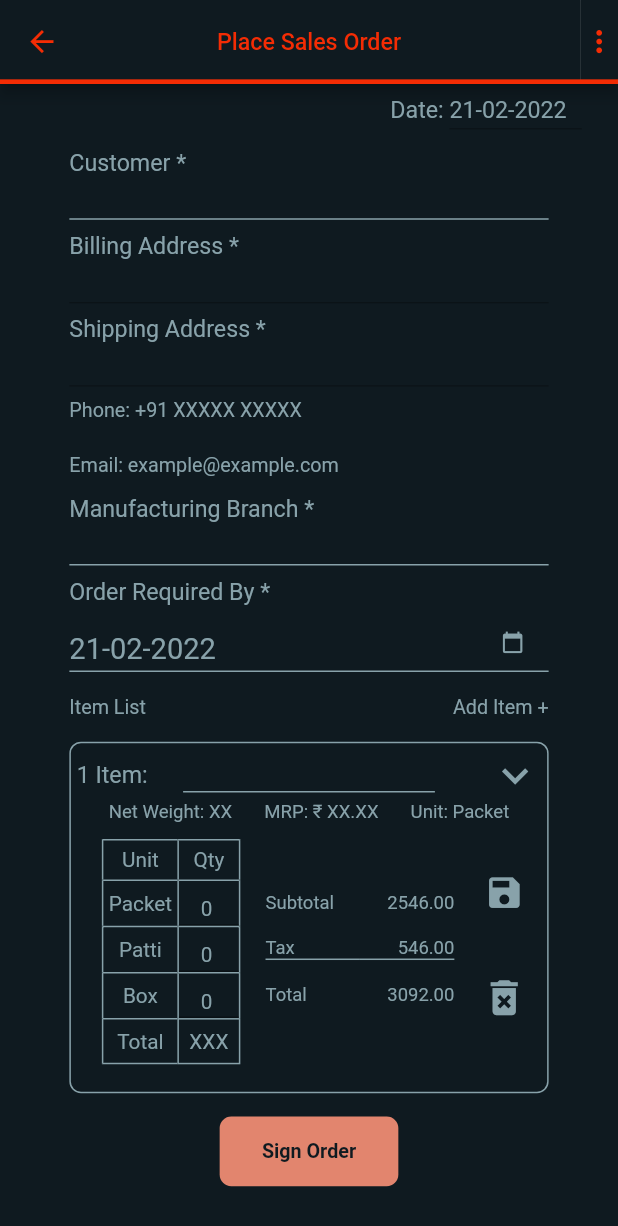
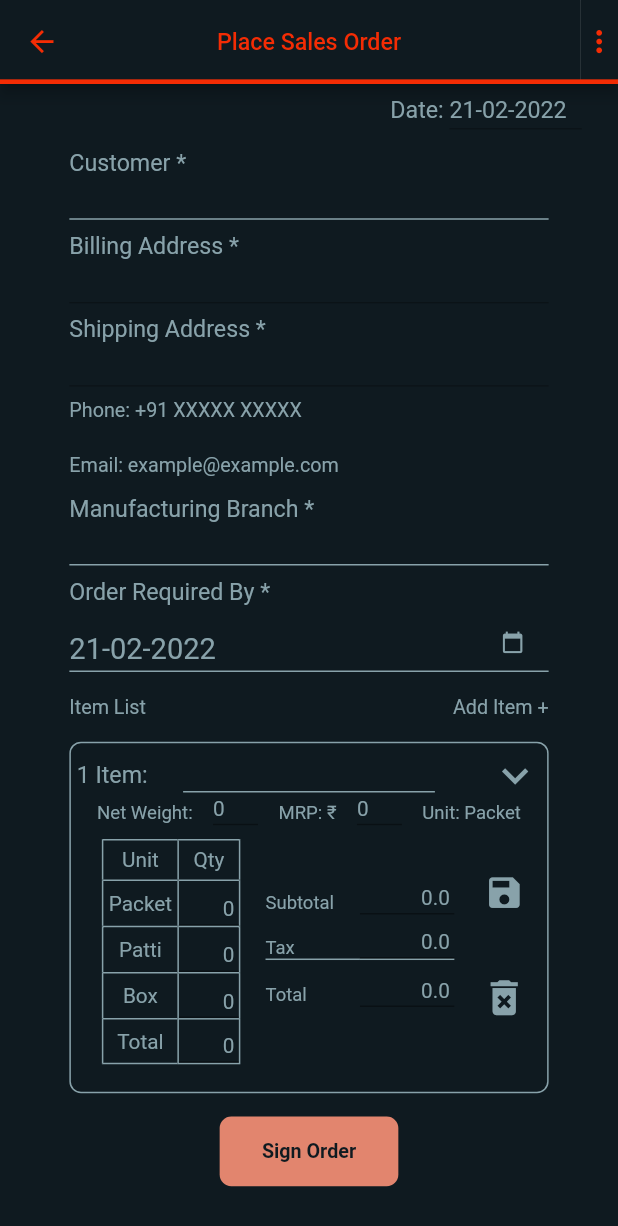
Before and after one commit to Princekumar-Mehta/Flutter_Internship, a Flutter app: the screen it shows after launch, after a tap on "Add Item +", after a tap on the "save" icon, on a phone screen of 412 x 824 dp. Shown: the top 1226 px of the screen. Run offline on Flutter 3.47's test engine with Material 2 defaults, Android fonts, the phone set to English and light mode, and no system bars; drawn by our look-alikes of flutter_form_builder, flutter_typeahead; our stand-ins replace image_picker, sqflite; missing offline and left inert: mailer, syncfusion_flutter_pdf; accounts and stored records are empty.

Commit message:
pdf api solved, delete, save item

```diff
--- a/lib/Database/database_helper.dart
+++ b/lib/Database/database_helper.dart
@@ -240,6 +240,17 @@ class DatabaseHelper {
     return ItemList;
   }
 
+  Future<List<Item>> getItem(String item_Name) async {
+    Database db = await instance.database;
+    List<Map<String, dynamic>> items =
+        await db.rawQuery("SELECT * FROM items where item_Name = '$item_Name'");
+    List<Item> ItemList =
+        items.isNotEmpty ? items.map((c) => Item.fromMap((c))).toList() : [];
+    // print("hello db class contant");
+    // print(Customer_BranchList);
+    return ItemList;
+  }
+
   Future<bool> isItemTableContainData() async {
     Database db = await instance.database;
     var customers = await db.query('items');
--- a/lib/Database/db_item.dart
+++ b/lib/Database/db_item.dart
@@ -20,6 +20,12 @@ class Database_Item {
     print(item_names);
   }
 
+  Future<Item> get_Item(String item_name) async {
+    final items = await DatabaseHelper.instance
+        .getItem(item_name); // 0 for bill type, 1 ship type
+    return items[0];
+  }
+
   static insertData() async {
     bool isData = await DatabaseHelper.instance.isItemTableContainData();
     if (isData == false) {
--- a/lib/Database/order.dart
+++ b/lib/Database/order.dart
@@ -1,13 +1,23 @@
+import 'package:flutter/material.dart';
+import 'package:flutter/services.dart';
+import 'package:project_v3/Extras/myColors.dart';
+import 'package:project_v3/Extras/myScreen.dart';
 import 'package:project_v3/Extras/myTypeAhead.dart';
+
+import 'db_item.dart';
+import 'item.dart';
 
 class Order {
   List<MyTypeAhead>? item_name;
-  List<String>? packet;
-  List<String>? patti;
-  List<String>? box;
-  List<String>? price;
-  List<String>? total;
-  List<String>? tax;
+  List<TextEditingController>? packet;
+  List<TextEditingController>? patti;
+  List<TextEditingController>? box;
+  List<TextEditingController>? price;
+  List<TextEditingController>? netWeight;
+  List<TextEditingController>? subTotal;
+  List<TextEditingController>? total;
+  List<TextEditingController>? totalItem;
+  List<TextEditingController>? tax;
   int? counter;
 
   Order() {
@@ -17,7 +27,10 @@ class Order {
     patti = [];
     box = [];
     price = [];
+    netWeight = [];
+    subTotal = [];
     total = [];
+    totalItem = [];
     tax = [];
   }
   print_order() {
@@ -29,7 +42,10 @@ class Order {
         'patti': patti![i],
         'box': box![i],
         'price': price![i],
+        'netWeight': netWeight![i],
+        'subTotal': subTotal![i],
         'total': total![i],
+        'totalItem': totalItem![i],
         'tax': tax![i],
       };
       my_order.add({
@@ -39,4 +55,90 @@ class Order {
     }
     print(my_order);
   }
+
+  giveTextFormField(mycontroller, context,
+      {isEditable = true, myAlign = TextAlign.right}) {
+    return TextFormField(
+      keyboardType: TextInputType.number,
+      inputFormatters: [
+        FilteringTextInputFormatter.digitsOnly,
+      ],
+      controller: mycontroller,
+      onChanged: (value) {},
+      textAlign: myAlign,
+      readOnly: !isEditable,
+      style: TextStyle(
+          color: MyColors.pewterBlue,
+          fontSize: MyScreen.getScreenHeight(context) * (18 / 1069.9)),
+    );
+  }
+
+  addItem(BuildContext context) {
+    item_name!.add(MyTypeAhead(
+        itemList: Database_Item.item_names,
+        message: "Please Enter Item Name",
+        isEnabled: true));
+    packet!.add(TextEditingController(text: "0"));
+    patti!.add(TextEditingController(text: "0"));
+    box!.add(TextEditingController(text: "0"));
+    price!.add(TextEditingController(text: "0"));
+    netWeight!.add(TextEditingController(text: "0"));
+    tax!.add(TextEditingController(text: "0"));
+    subTotal!.add(TextEditingController(text: "0"));
+    total!.add(TextEditingController(text: "0"));
+    totalItem!.add(TextEditingController(text: "0"));
+    counter = counter! + 1;
+    print(counter);
+  }
+
+  deleteItem(key) {
+    for (int i = key; i < item_name!.length - 1; i++) {
+      item_name![i].setValue(item_name![i + 1].getValue());
+      packet![i].text = packet![i + 1].text;
+      patti![i].text = patti![i + 1].text;
+      box![i].text = box![i + 1].text;
+      price![i].text = price![i + 1].text;
+      netWeight![i].text = netWeight![i + 1].text;
+      tax![i].text = tax![i + 1].text;
+      subTotal![i].text = subTotal![i + 1].text;
+      total![i].text = total![i + 1].text;
+      totalItem![i].text = totalItem![i + 1].text;
+    }
+
+    item_name!.removeAt(key);
+    price!.removeAt(key);
+    netWeight!.removeAt(key);
+    packet!.removeAt(key);
+    box!.removeAt(key);
+    patti!.removeAt(key);
+    tax!.removeAt(key);
+    subTotal!.removeAt(key);
+    total!.removeAt(key);
+    totalItem!.removeAt(key);
+    counter = counter! - 1;
+  }
+
+  saveItem(key) async {
+    Item item = await Database_Item().get_Item(item_name![key].getValue());
+    print("hsn code of selected item is :" + item.hsn_Code.toString());
+    packet![key].text = "0";
+    patti![key].text = "0";
+    box![key].text = "0";
+    price![key].text = "0";
+    netWeight![key].text = "0";
+    tax![key].text = "0";
+    subTotal![key].text = "0";
+    total![key].text = "0";
+    totalItem![key].text = "0";
+    totalItem![key].text = (int.parse(packet![key].text.toString()) +
+            int.parse(patti![key].text.toString()) +
+            int.parse(box![key].text.toString()))
+        .toString();
+    subTotal![key].text =
+        (double.parse(totalItem![key].text.toString()) * 100).toString();
+    tax![key].text = (double.parse(subTotal![key].text) * 0.23).toString();
+    total![key].text = (double.parse(subTotal![key].text.toString()) +
+            double.parse(tax![key].text.toString()))
+        .toString();
+  }
 }
--- a/lib/Extras/myItemContainer.dart
+++ b/lib/Extras/myItemContainer.dart
@@ -4,7 +4,6 @@ import 'package:project_v3/Database/order.dart';
 
 import 'myColors.dart';
 import 'myScreen.dart';
-import 'myTypeAhead.dart';
 
 class MyItemContainer extends StatefulWidget {
   Order? order = Order();
@@ -54,15 +53,7 @@ class _MyItemContainerState extends State<MyItemContainer> {
                 child: InkWell(
                   onTap: () {
                     setState(() {
-                      widget.order!.item_name!.add(MyTypeAhead(
-                          itemList: Database_Item.item_names,
-                          message: "Please Enter Item Name",
-                          isEnabled: true));
-                      widget.order!.packet!.add("0");
-                      widget.order!.patti!.add("0");
-                      widget.order!.box!.add("0");
-                      widget.order!.counter = widget.order!.counter! + 1;
-                      print(widget.order!.counter);
+                      widget.order!.addItem(context);
                     });
                   },
                   child: Container(
@@ -121,7 +112,6 @@ class _MyItemContainerState extends State<MyItemContainer> {
                                 fontSize: MyScreen.getScreenHeight(context) *
                                     (20 / 1063.6))),
                       ),
-                      // Replace with form input field
                       Positioned.fill(
                         child: Align(
                           alignment: Alignment.topCenter,
@@ -168,24 +158,36 @@ class _MyItemContainerState extends State<MyItemContainer> {
                       Row(
                         mainAxisAlignment: MainAxisAlignment.spaceEvenly,
                         children: [
-                          Text("Net Weight: " + (true ? "XX" : "YY"),
-                              // (widget.order!.item_name![key] == null
-                              //     ? Database_Item.item_names.contains(widget
-                              //             .order!.item_name![key]
-                              //             .getValue())
-                              //         ? Database_Item()
-                              //             .get_Items()['net_Weight']
-                              //         : "XX"
-                              //     : "XX"),
+                          Text("Net Weight:",
                               style: TextStyle(
                                   color: MyColors.pewterBlue,
                                   fontSize: MyScreen.getScreenHeight(context) *
                                       (16 / 1063.6))),
-                          Text("MRP: \u{20B9} XX.XX",
+                          Container(
+                            height: 16,
+                            width: 30,
+                            child: widget.order!.giveTextFormField(
+                              widget.order!.netWeight![key],
+                              context,
+                              myAlign: TextAlign.left,
+                              isEditable: false,
+                            ),
+                          ),
+                          Text("MRP: \u{20B9}",
                               style: TextStyle(
                                   color: MyColors.pewterBlue,
                                   fontSize: MyScreen.getScreenHeight(context) *
                                       (16 / 1063.6))),
+                          Container(
+                            height: 16,
+                            width: 30,
+                            child: widget.order!.giveTextFormField(
+                              widget.order!.price![key],
+                              context,
+                              myAlign: TextAlign.left,
+                              isEditable: false,
+                            ),
+                          ),
                           Text("Unit: Packet",
                               style: TextStyle(
                                   color: MyColors.pewterBlue,
@@ -336,20 +338,10 @@ class _MyItemContainerState extends State<MyItemContainer> {
                                             MyScreen.getScreenWidth(context) *
                                                 (50 / 490.9),
                                         child: Center(
-                                          child: TextFormField(
-                                            onChanged: (value) {
-                                              widget.order!.packet![key] =
-                                                  value;
-                                            },
-                                            initialValue: "0",
-                                            textAlign: TextAlign.center,
-                                            style: TextStyle(
-                                                color: MyColors.pewterBlue,
-                                                fontSize:
-                                                    MyScreen.getScreenHeight(
-                                                            context) *
-                                                        (18 / 1069.9)),
-                                          ),
+                                          child: widget.order!
+                                              .giveTextFormField(
+                                                  widget.order!.packet![key],
+                                                  context),
                                         ),
                                       ),
                                       SizedBox(
@@ -372,15 +364,12 @@ class _MyItemContainerState extends State<MyItemContainer> {
                                                 (75 / 490.9),
                                       ),
                                       Container(
+                                        height: 16,
                                         alignment: Alignment.centerRight,
-                                        child: Text(
-                                          "2546.00",
-                                          style: TextStyle(
-                                              color: MyColors.pewterBlue,
-                                              fontSize:
-                                                  MyScreen.getScreenHeight(
-                                                          context) *
-                                                      (16 / 1069.9)),
+                                        child: widget.order!.giveTextFormField(
+                                          widget.order!.subTotal![key],
+                                          context,
+                                          isEditable: false,
                                         ),
                                         width:
                                             MyScreen.getScreenWidth(context) *
@@ -444,19 +433,10 @@ class _MyItemContainerState extends State<MyItemContainer> {
                                             MyScreen.getScreenWidth(context) *
                                                 (50 / 490.9),
                                         child: Center(
-                                          child: TextFormField(
-                                            onChanged: (value) {
-                                              widget.order!.box![key] = value;
-                                            },
-                                            initialValue: "0",
-                                            textAlign: TextAlign.center,
-                                            style: TextStyle(
-                                                color: MyColors.pewterBlue,
-                                                fontSize:
-                                                    MyScreen.getScreenHeight(
-                                                            context) *
-                                                        (18 / 1069.9)),
-                                          ),
+                                          child: widget.order!
+                                              .giveTextFormField(
+                                                  widget.order!.patti![key],
+                                                  context),
                                         ),
                                       ),
                                       SizedBox(
@@ -487,6 +467,7 @@ class _MyItemContainerState extends State<MyItemContainer> {
                                                 (75 / 490.9),
                                       ),
                                       Container(
+                                        height: 15,
                                         decoration: BoxDecoration(
                                           border: Border(
                                             bottom: BorderSide(
@@ -496,15 +477,9 @@ class _MyItemContainerState extends State<MyItemContainer> {
                                           ),
                                         ),
                                         alignment: Alignment.centerRight,
-                                        child: Text(
-                                          "546.00",
-                                          style: TextStyle(
-                                              color: MyColors.pewterBlue,
-                                              fontSize:
-                                                  MyScreen.getScreenHeight(
-                                                          context) *
-                                                      (16 / 1069.9)),
-                                        ),
+                                        child: widget.order!.giveTextFormField(
+                                            widget.order!.tax![key], context,
+                                            isEditable: false),
                                         width:
                                             MyScreen.getScreenWidth(context) *
                                                 (75 / 490.9),
@@ -567,20 +542,10 @@ class _MyItemContainerState extends State<MyItemContainer> {
                                             MyScreen.getScreenWidth(context) *
                                                 (50 / 490.9),
                                         child: Center(
-                                          child: TextFormField(
-                                            onChanged: (value) {
-                                              widget.order!.patti![key] = value;
-                                            },
-                                            initialValue: "0",
-                                            textAlign: TextAlign.center,
-                                            style: TextStyle(
-                                                color: MyColors.pewterBlue,
-                                                fontSize:
-                                                    MyScreen.getScreenHeight(
-                                                            context) *
-                                                        (18 / 1069.9)),
-                                          ),
-                                        ),
+                                            child: widget.order!
+                                                .giveTextFormField(
+                                                    widget.order!.box![key],
+                                                    context)),
                                       ),
                                       SizedBox(
                                         width:
@@ -602,16 +567,11 @@ class _MyItemContainerState extends State<MyItemContainer> {
                                                 (75 / 490.9),
                                       ),
                                       Container(
+                                        height: 16,
                                         alignment: Alignment.centerRight,
-                                        child: Text(
-                                          "3092.00",
-                                          style: TextStyle(
-                                              color: MyColors.pewterBlue,
-                                              fontSize:
-                                                  MyScreen.getScreenHeight(
-                                                          context) *
-                                                      (16 / 1069.9)),
-                                        ),
+                                        child: widget.order!.giveTextFormField(
+                                            widget.order!.total![key], context,
+                                            isEditable: false),
                                         width:
                                             MyScreen.getScreenWidth(context) *
                                                 (75 / 490.9),
@@ -682,15 +642,11 @@ class _MyItemContainerState extends State<MyItemContainer> {
                                             MyScreen.getScreenWidth(context) *
                                                 (50 / 490.9),
                                         child: Center(
-                                          child: Text(
-                                            "XXX",
-                                            textAlign: TextAlign.center,
-                                            style: TextStyle(
-                                                color: MyColors.pewterBlue,
-                                                fontSize:
-                                                    MyScreen.getScreenHeight(
-                                                            context) *
-                                                        (18 / 1069.9)),
+                                          child:
+                                              widget.order!.giveTextFormField(
+                                            widget.order!.totalItem![key],
+                                            context,
+                                            isEditable: false,
                                           ),
                                         ),
                                       ),
@@ -722,7 +678,9 @@ class _MyItemContainerState extends State<MyItemContainer> {
                                             MyScreen.getScreenHeight(context) *
                                                 (35 / 1063.6)),
                                   ),
-                                  onTap: () {},
+                                  onTap: () {
+                                    widget.order!.saveItem(key);
+                                  },
                                 ),
                                 SizedBox(
                                   height: MyScreen.getScreenHeight(context) *
@@ -743,15 +701,7 @@ class _MyItemContainerState extends State<MyItemContainer> {
                                   ),
                                   onTap: () {
                                     setState(() {
-                                      widget.order!.item_name!.removeAt(key);
-                                      // widget.order!.price!.removeAt(key);
-                                      // widget.order!.packet!.removeAt(key);
-                                      // widget.order!.box!.removeAt(key);
-                                      // widget.order!.patti!.removeAt(key);
-                                      // widget.order!.tax!.removeAt(key);
-                                      // widget.order!.total!.removeAt(key);
-                                      widget.order!.counter =
-                                          widget.order!.counter! - 1;
+                                      widget.order!.deleteItem(key);
                                     });
                                   },
                                 ),
--- a/lib/Extras/myTypeAhead.dart
+++ b/lib/Extras/myTypeAhead.dart
@@ -19,15 +19,16 @@ class MyTypeAhead extends StatefulWidget {
   _MyTypeAheadState createState() => _MyTypeAheadState();
   var isEmpty;
   var getValue;
+  var setValue;
 }
 
 class _MyTypeAheadState extends State<MyTypeAhead> {
-  TextEditingController _textEditingController = TextEditingController();
+  final TextEditingController _textEditingController = TextEditingController();
 
   @override
   Widget build(BuildContext context) {
     widget.isEmpty = () {
-      if (this._textEditingController.text.isEmpty) {
+      if (_textEditingController.text.isEmpty) {
         Utility.showMessage(context, widget.message);
         return true;
       } else {
@@ -35,14 +36,19 @@ class _MyTypeAheadState extends State<MyTypeAhead> {
       }
     };
     widget.getValue = () {
-      return this._textEditingController.text.toString();
+      return _textEditingController.text.toString();
     };
+    widget.setValue = (String newValue) {
+      _textEditingController.text = newValue;
+    };
+
     return Container(
       width: MyScreen.getScreenWidth(context) * (228 / 294),
       height: MyScreen.getScreenHeight(context) * (30 / 1063.6),
       color: MyColors.richBlackFogra,
       child: TypeAheadField(
         textFieldConfiguration: TextFieldConfiguration(
+            scrollPadding: EdgeInsets.only(bottom: 300),
             enabled: widget.isEnabled,
             controller: _textEditingController,
             decoration: InputDecoration(
@@ -63,7 +69,7 @@ class _MyTypeAheadState extends State<MyTypeAhead> {
         },
         getImmediateSuggestions: true,
         hideOnEmpty: false,
-        noItemsFoundBuilder: (context) => Padding(
+        noItemsFoundBuilder: (context) => const Padding(
           padding: EdgeInsets.all(8.0),
           child: Text('No item found'),
         ),
--- a/pubspec.yaml
+++ b/pubspec.yaml
@@ -42,6 +42,7 @@ dependencies:
   flutter_typeahead: ^3.2.4
   intl: ^0.17.0
   form_builder_validators: ^7.4.0
+  syncfusion_flutter_pdf: ^19.4.52-beta
 
 dev_dependencies:
   flutter_test:
```
Also changed, not shown: lib/Email/send_email.dart (+9 -4 lines), lib/Extras/pdf_api.dart (added, +148 -0 lines), lib/screens/salesOrderScreen.dart (+44 -19 lines), pubspec.lock, 1 other file.
